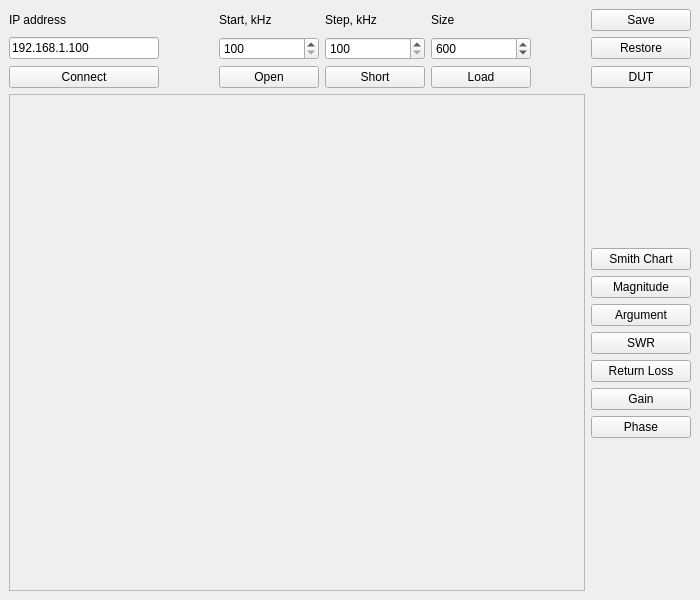
pavel-demin/red-pitaya-notes, file projects/vna/client/vna.ui: the form before one commit.
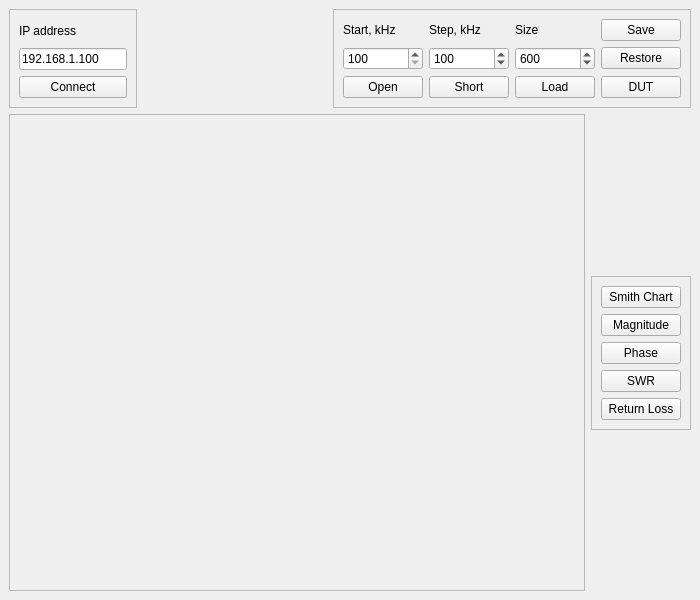
The form after the commit.

Commit message: group buttons and add adc2 array

The edit to the form file:
```diff
--- a/projects/vna/client/vna.ui
+++ b/projects/vna/client/vna.ui
@@ -20,35 +20,29 @@
    <string>Multichannel Pulse Height Analyzer</string>
   </property>
   <widget class="QWidget" name="centralWidget">
-   <layout class="QGridLayout" name="gridLayout" columnminimumwidth="150,0,100,100,100,0,100">
-    <item row="0" column="4">
-     <widget class="QLabel" name="sizeLabel">
-      <property name="text">
-       <string>Size</string>
+   <layout class="QGridLayout" name="gridLayout">
+    <item row="0" column="1">
+     <spacer name="spacer1">
+      <property name="orientation">
+       <enum>Qt::Horizontal</enum>
       </property>
-     </widget>
-    </item>
-    <item row="2" column="2">
-     <widget class="QPushButton" name="openButton">
-      <property name="text">
-       <string>Open</string>
+      <property name="sizeHint" stdset="0">
+       <size>
+        <width>40</width>
+        <height>20</height>
+       </size>
       </property>
-     </widget>
+     </spacer>
     </item>
-    <item row="2" column="4">
-     <widget class="QPushButton" name="loadButton">
-      <property name="text">
-       <string>Load</string>
+    <item row="0" column="0">
+     <widget class="QFrame" name="addrFrame">
+      <property name="frameShape">
+       <enum>QFrame::StyledPanel</enum>
       </property>
-     </widget>
-    </item>
-    <item row="2" column="0">
-     <widget class="QPushButton" name="connectButton">
-      <property name="text">
-       <string>Connect</string>
+      <property name="frameShadow">
+       <enum>QFrame::Raised</enum>
       </property>
-     </widget>
-    </item>
+      <layout class="QGridLayout" name="addrLayout">
     <item row="0" column="0">
      <widget class="QLabel" name="addrLabel">
       <property name="text">
@@ -56,20 +50,6 @@
       </property>
      </widget>
     </item>
-    <item row="0" column="2">
-     <widget class="QLabel" name="startLabel">
-      <property name="text">
-       <string>Start, kHz</string>
-      </property>
-     </widget>
-    </item>
-    <item row="1" column="6">
-     <widget class="QPushButton" name="restoreButton">
-      <property name="text">
-       <string>Restore</string>
-      </property>
-     </widget>
-    </item>
     <item row="1" column="0">
      <widget class="QLineEdit" name="addrValue">
       <property name="sizePolicy">
@@ -86,189 +66,223 @@
       </property>
      </widget>
     </item>
-    <item row="1" column="4">
-     <widget class="QSpinBox" name="sizeValue">
-      <property name="minimum">
-       <number>10</number>
-      </property>
-      <property name="maximum">
-       <number>1000</number>
+       <item row="2" column="0">
+        <widget class="QPushButton" name="connectButton">
+         <property name="text">
+          <string>Connect</string>
+         </property>
+        </widget>
+       </item>
+      </layout>
+      <zorder>addrLabel</zorder>
+      <zorder>addrLabel</zorder>
+      <zorder>addrLabel</zorder>
+      <zorder>addrValue</zorder>
+      <zorder>connectButton</zorder>
+     </widget>
+    </item>
+    <item row="1" column="5">
+     <spacer name="spacer3">
+      <property name="orientation">
+       <enum>Qt::Vertical</enum>
       </property>
-      <property name="singleStep">
-       <number>10</number>
+      <property name="sizeHint" stdset="0">
+       <size>
+        <width>20</width>
+        <height>40</height>
+       </size>
       </property>
-      <property name="value">
-       <number>600</number>
-      </property>
-     </widget>
+     </spacer>
     </item>
-    <item row="3" column="0" rowspan="10" colspan="6">
-     <widget class="QFrame" name="plotWidget">
+    <item row="2" column="5">
+     <widget class="QFrame" name="selectFrame">
       <property name="frameShape">
        <enum>QFrame::StyledPanel</enum>
       </property>
       <property name="frameShadow">
        <enum>QFrame::Raised</enum>
       </property>
-      <layout class="QVBoxLayout" name="plotLayout"/>
-     </widget>
-    </item>
-    <item row="1" column="2">
-     <widget class="QSpinBox" name="startValue">
-      <property name="minimum">
-       <number>100</number>
-      </property>
-      <property name="maximum">
-       <number>60000</number>
-      </property>
-      <property name="singleStep">
-       <number>100</number>
+      <layout class="QGridLayout" name="selectLayout">
+       <item row="1" column="0">
+        <widget class="QPushButton" name="magButton">
+         <property name="text">
+          <string>Magnitude</string>
+         </property>
+        </widget>
+       </item>
+       <item row="4" column="0">
+        <widget class="QPushButton" name="lossButton">
+         <property name="text">
+          <string>Return Loss</string>
+         </property>
+        </widget>
+       </item>
+       <item row="3" column="0">
+        <widget class="QPushButton" name="swrButton">
+         <property name="text">
+          <string>SWR</string>
+         </property>
+        </widget>
+       </item>
+       <item row="0" column="0">
+        <widget class="QPushButton" name="smithButton">
+         <property name="text">
+          <string>Smith Chart</string>
       </property>
      </widget>
     </item>
-    <item row="1" column="3">
-     <widget class="QSpinBox" name="stepValue">
-      <property name="minimum">
-       <number>100</number>
-      </property>
-      <property name="maximum">
-       <number>10000</number>
+       <item row="2" column="0">
+        <widget class="QPushButton" name="argButton">
+         <property name="text">
+          <string>Phase</string>
+         </property>
+        </widget>
+       </item>
+      </layout>
+     </widget>
+    </item>
+    <item row="4" column="5">
+     <spacer name="spacer4">
+      <property name="orientation">
+       <enum>Qt::Vertical</enum>
       </property>
-      <property name="singleStep">
-       <number>100</number>
+      <property name="sizeHint" stdset="0">
+       <size>
+        <width>20</width>
+        <height>40</height>
+       </size>
       </property>
-      <property name="value">
-       <number>100</number>
-      </property>
-     </widget>
+     </spacer>
     </item>
-    <item row="2" column="6">
-     <widget class="QPushButton" name="dutButton">
+    <item row="0" column="2" colspan="4">
+     <widget class="QFrame" name="sweepFrame">
+      <property name="frameShape">
+       <enum>QFrame::StyledPanel</enum>
+      </property>
+      <property name="frameShadow">
+       <enum>QFrame::Raised</enum>
+      </property>
+      <layout class="QGridLayout" name="sweepLayout">
+       <item row="0" column="2">
+        <widget class="QLabel" name="sizeLabel">
       <property name="text">
-       <string>DUT</string>
+          <string>Size</string>
       </property>
      </widget>
     </item>
-    <item row="0" column="6">
+       <item row="0" column="3">
      <widget class="QPushButton" name="saveButton">
       <property name="text">
        <string>Save</string>
       </property>
      </widget>
     </item>
-    <item row="2" column="3">
+       <item row="2" column="1">
      <widget class="QPushButton" name="shortButton">
       <property name="text">
        <string>Short</string>
       </property>
      </widget>
     </item>
-    <item row="0" column="3">
+       <item row="2" column="3">
+        <widget class="QPushButton" name="dutButton">
+         <property name="text">
+          <string>DUT</string>
+         </property>
+        </widget>
+       </item>
+       <item row="1" column="3">
+        <widget class="QPushButton" name="restoreButton">
+         <property name="text">
+          <string>Restore</string>
+         </property>
+        </widget>
+       </item>
+       <item row="0" column="1">
      <widget class="QLabel" name="stepLabel">
       <property name="text">
        <string>Step, kHz</string>
       </property>
      </widget>
     </item>
-    <item row="4" column="6">
-     <widget class="QPushButton" name="smithButton">
-      <property name="text">
-       <string>Smith Chart</string>
-      </property>
-     </widget>
-    </item>
-    <item row="5" column="6">
-     <widget class="QPushButton" name="magButton">
-      <property name="text">
-       <string>Magnitude</string>
-      </property>
-     </widget>
-    </item>
-    <item row="6" column="6">
-     <widget class="QPushButton" name="argButton">
+       <item row="1" column="0">
+        <widget class="QSpinBox" name="startValue">
+         <property name="minimum">
+          <number>100</number>
+         </property>
+         <property name="maximum">
+          <number>60000</number>
+         </property>
+         <property name="singleStep">
+          <number>100</number>
+         </property>
+        </widget>
+       </item>
+       <item row="0" column="0">
+        <widget class="QLabel" name="startLabel">
       <property name="text">
-       <string>Argument</string>
+          <string>Start, kHz</string>
       </property>
      </widget>
     </item>
-    <item row="2" column="1">
-     <spacer name="spacer1">
-      <property name="orientation">
-       <enum>Qt::Horizontal</enum>
-      </property>
-      <property name="sizeHint" stdset="0">
-       <size>
-        <width>40</width>
-        <height>20</height>
-       </size>
-      </property>
-     </spacer>
-    </item>
-    <item row="11" column="6">
-     <spacer name="spacer4">
-      <property name="orientation">
-       <enum>Qt::Vertical</enum>
-      </property>
-      <property name="sizeHint" stdset="0">
-       <size>
-        <width>20</width>
-        <height>40</height>
-       </size>
-      </property>
-     </spacer>
-    </item>
-    <item row="3" column="6">
-     <spacer name="spacer3">
-      <property name="orientation">
-       <enum>Qt::Vertical</enum>
-      </property>
-      <property name="sizeHint" stdset="0">
-       <size>
-        <width>20</width>
-        <height>40</height>
-       </size>
-      </property>
-     </spacer>
-    </item>
-    <item row="7" column="6">
-     <widget class="QPushButton" name="swrButton">
+       <item row="1" column="1">
+        <widget class="QSpinBox" name="stepValue">
+         <property name="minimum">
+          <number>1</number>
+         </property>
+         <property name="maximum">
+          <number>10000</number>
+         </property>
+         <property name="singleStep">
+          <number>100</number>
+         </property>
+         <property name="value">
+          <number>100</number>
+         </property>
+        </widget>
+       </item>
+       <item row="2" column="0">
+        <widget class="QPushButton" name="openButton">
       <property name="text">
-       <string>SWR</string>
+          <string>Open</string>
       </property>
      </widget>
     </item>
-    <item row="2" column="5">
-     <spacer name="spacer2">
-      <property name="orientation">
-       <enum>Qt::Horizontal</enum>
-      </property>
-      <property name="sizeHint" stdset="0">
-       <size>
-        <width>40</width>
-        <height>20</height>
-       </size>
-      </property>
-     </spacer>
-    </item>
-    <item row="8" column="6">
-     <widget class="QPushButton" name="lossButton">
-      <property name="text">
-       <string>Return Loss</string>
-      </property>
-     </widget>
-    </item>
-    <item row="9" column="6">
-     <widget class="QPushButton" name="gainButton">
+       <item row="1" column="2">
+        <widget class="QSpinBox" name="sizeValue">
+         <property name="minimum">
+          <number>10</number>
+         </property>
+         <property name="maximum">
+          <number>1000</number>
+         </property>
+         <property name="singleStep">
+          <number>10</number>
+         </property>
+         <property name="value">
+          <number>600</number>
+         </property>
+        </widget>
+       </item>
+       <item row="2" column="2">
+        <widget class="QPushButton" name="loadButton">
       <property name="text">
-       <string>Gain</string>
+          <string>Load</string>
       </property>
      </widget>
     </item>
-    <item row="10" column="6">
-     <widget class="QPushButton" name="phaseButton">
-      <property name="text">
-       <string>Phase</string>
+      </layout>
+     </widget>
+    </item>
+    <item row="1" column="0" rowspan="4" colspan="5">
+     <widget class="QFrame" name="plotWidget">
+      <property name="frameShape">
+       <enum>QFrame::StyledPanel</enum>
       </property>
+      <property name="frameShadow">
+       <enum>QFrame::Raised</enum>
+      </property>
+      <layout class="QVBoxLayout" name="plotLayout"/>
      </widget>
     </item>
    </layout>
```
Lines whose indentation alone changed are shown as unchanged. The commit also changes 1 other file.
